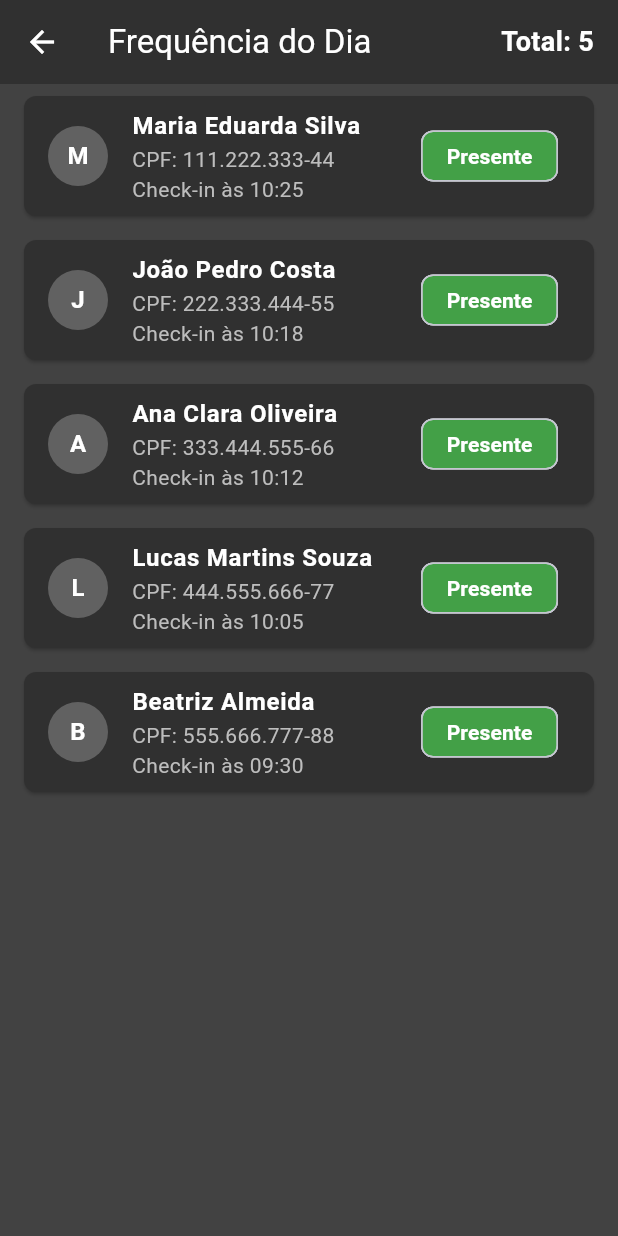
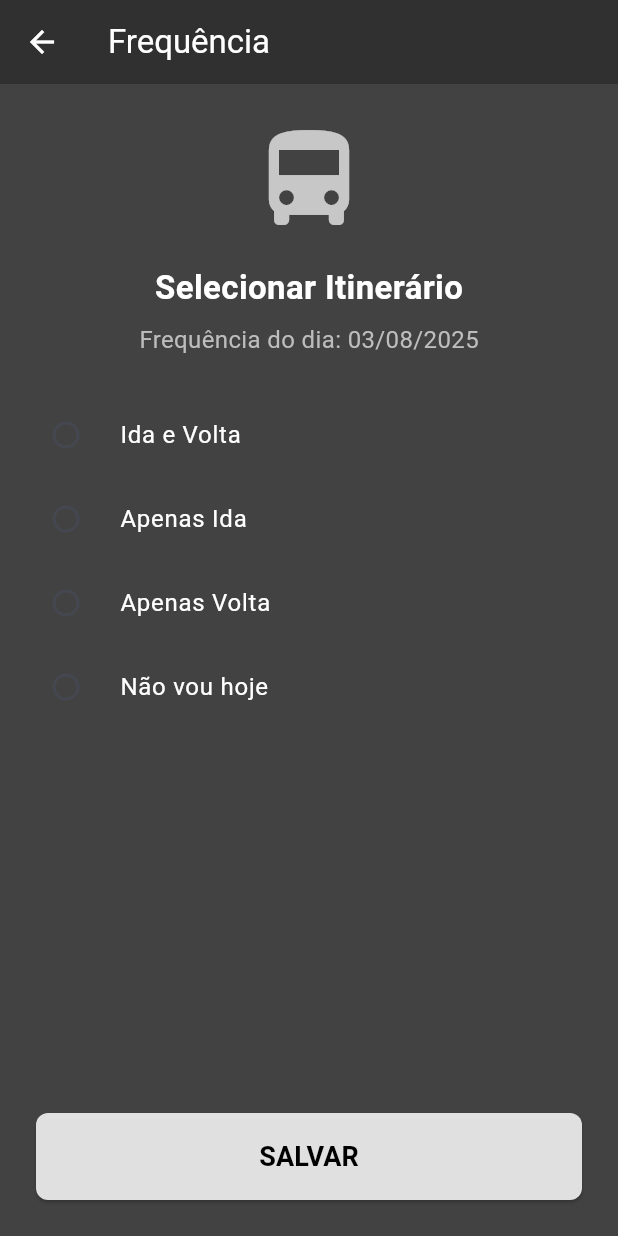
Before and after one commit to jfelype01/Trabalho-de-Engenharia-de-Software, a Flutter app: the FrequenciaDoDiaScreen screen opened directly, on a phone screen of 412 x 824 dp. Run offline on Flutter 3.47's test engine with Material 3 defaults, Android fonts, the phone set to English and light mode, and no system bars; our stand-ins replace mask_text_input_formatter.

```diff
--- a/lib/ui/screens/frequenciaDia_screen.dart
+++ b/lib/ui/screens/frequenciaDia_screen.dart
@@ -3,126 +3,168 @@
 import 'package:flutter/material.dart';
 import 'package:intl/intl.dart';
 
-class RegistroFrequencia {
-  final String nome;
-  final String cpf;
-  final DateTime checkInTime;
-  final String status;
+// 1. Enum para representar as opções de forma segura e legível
+enum ItinerarioOption { idaEVolta, apenasIda, apenasVolta, naoVou }
 
-  RegistroFrequencia({
-    required this.nome,
-    required this.cpf,
-    required this.checkInTime,
-    this.status = 'Presente',
-  });
+class FrequenciaDoDiaScreen extends StatefulWidget {
+  const FrequenciaDoDiaScreen({super.key});
+
+  @override
+  State<FrequenciaDoDiaScreen> createState() => _FrequenciaDoDiaScreenState();
 }
 
-// CLASSE RENOMEADA PARA CORRESPONDER AO NOME DO ARQUIVO E À INTENÇÃO
-class FrequenciaDoDiaScreen extends StatelessWidget {
-  final List<RegistroFrequencia> mockRegistros = [
-    RegistroFrequencia(
-      nome: 'Maria Eduarda Silva',
-      cpf: '111.222.333-44',
-      checkInTime: DateTime.now().subtract(const Duration(minutes: 5)),
-    ),
-    RegistroFrequencia(
-      nome: 'João Pedro Costa',
-      cpf: '222.333.444-55',
-      checkInTime: DateTime.now().subtract(const Duration(minutes: 12)),
-    ),
-    RegistroFrequencia(
-      nome: 'Ana Clara Oliveira',
-      cpf: '333.444.555-66',
-      checkInTime: DateTime.now().subtract(const Duration(minutes: 18)),
-    ),
-    RegistroFrequencia(
-      nome: 'Lucas Martins Souza',
-      cpf: '444.555.666-77',
-      checkInTime: DateTime.now().subtract(const Duration(minutes: 25)),
-    ),
-    RegistroFrequencia(
-      nome: 'Beatriz Almeida',
-      cpf: '555.666.777-88',
-      checkInTime: DateTime.now().subtract(const Duration(hours: 1)),
-    ),
-  ];
+class _FrequenciaDoDiaScreenState extends State<FrequenciaDoDiaScreen> {
+  // 2. Variável de estado para armazenar a opção selecionada
+  ItinerarioOption? _selectedOption;
 
-  FrequenciaDoDiaScreen({super.key});
+  void _mostrarDialogoDeSucesso() {
+    showDialog(
+      context: context,
+      builder: (BuildContext context) {
+        return AlertDialog(
+          title: const Text("Sucesso!"),
+          content: const Text("Sua frequência para hoje foi salva."),
+          actions: [
+            TextButton(
+              child: const Text("OK"),
+              onPressed: () => Navigator.of(context).pop(),
+            ),
+          ],
+        );
+      },
+    );
+  }
+
+  void _mostrarDialogoDeErro() {
+    showDialog(
+      context: context,
+      builder: (BuildContext context) {
+        return AlertDialog(
+          title: const Text("Atenção!"),
+          content: const Text(
+            "Por favor, selecione uma das opções de itinerário.",
+          ),
+          actions: [
+            TextButton(
+              child: const Text("OK"),
+              onPressed: () => Navigator.of(context).pop(),
+            ),
+          ],
+        );
+      },
+    );
+  }
 
   @override
   Widget build(BuildContext context) {
+    final String formattedDate = DateFormat(
+      'dd/MM/yyyy',
+    ).format(DateTime.now());
+
     return Scaffold(
       backgroundColor: const Color(0xFF424242),
       appBar: AppBar(
-        title: const Text('Frequência do Dia'), // Título atualizado
+        title: const Text('Frequência'),
         backgroundColor: const Color(0xFF303030),
         foregroundColor: Colors.white,
-        actions: [
-          Center(
-            child: Padding(
-              padding: const EdgeInsets.only(right: 16.0),
-              child: Text(
-                'Total: ${mockRegistros.length}',
-                style: const TextStyle(
-                  fontSize: 18,
-                  fontWeight: FontWeight.bold,
+      ),
+      body: Padding(
+        padding: const EdgeInsets.all(24.0),
+        child: Column(
+          children: [
+            const Icon(Icons.directions_bus, size: 80, color: Colors.white70),
+            const SizedBox(height: 16),
+            const Text(
+              'Selecionar Itinerário',
+              style: TextStyle(
+                color: Colors.white,
+                fontSize: 22,
+                fontWeight: FontWeight.bold,
+              ),
+            ),
+            const SizedBox(height: 8),
+            Text(
+              'Frequência do dia: $formattedDate',
+              style: TextStyle(color: Colors.grey[400], fontSize: 16),
+            ),
+            const SizedBox(height: 24),
+
+            // 3. Grupo de RadioListTile para seleção exclusiva
+            // Envolvemos em um Theme para estilizar a cor do "radio"
+            Theme(
+              data: Theme.of(
+                context,
+              ).copyWith(unselectedWidgetColor: Colors.white70),
+              child: Column(
+                children: <Widget>[
+                  _buildRadioOption(
+                    title: 'Ida e Volta',
+                    value: ItinerarioOption.idaEVolta,
+                  ),
+                  _buildRadioOption(
+                    title: 'Apenas Ida',
+                    value: ItinerarioOption.apenasIda,
+                  ),
+                  _buildRadioOption(
+                    title: 'Apenas Volta',
+                    value: ItinerarioOption.apenasVolta,
+                  ),
+                  _buildRadioOption(
+                    title: 'Não vou hoje',
+                    value: ItinerarioOption.naoVou,
+                  ),
+                ],
+              ),
+            ),
+            const Spacer(), // Ocupa o espaço restante, empurrando o botão para baixo
+            // Botão Salvar com a lógica de validação
+            ElevatedButton(
+              style: ElevatedButton.styleFrom(
+                padding: const EdgeInsets.symmetric(vertical: 16),
+                backgroundColor: Colors.grey[300],
+                foregroundColor: Colors.black,
+                minimumSize: const Size(
+                  double.infinity,
+                  50,
+                ), // Ocupa toda a largura
+                shape: RoundedRectangleBorder(
+                  borderRadius: BorderRadius.circular(8),
                 ),
               ),
-            ),
-          ),
-        ],
-      ),
-      body: ListView.builder(
-        itemCount: mockRegistros.length,
-        itemBuilder: (BuildContext context, int index) {
-          final registro = mockRegistros[index];
-          final formattedTime = DateFormat(
-            'HH:mm',
-          ).format(registro.checkInTime);
-
-          return Card(
-            margin: const EdgeInsets.symmetric(horizontal: 16, vertical: 8),
-            color: const Color(0xFF303030),
-            shape: RoundedRectangleBorder(
-              borderRadius: BorderRadius.circular(8),
-            ),
-            child: ListTile(
-              leading: CircleAvatar(
-                backgroundColor: Colors.grey[700],
-                child: Text(
-                  registro.nome.substring(0, 1),
-                  style: const TextStyle(
-                    color: Colors.white,
-                    fontWeight: FontWeight.bold,
-                  ),
-                ),
-              ),
-              title: Text(
-                registro.nome,
-                style: const TextStyle(
-                  color: Colors.white,
-                  fontWeight: FontWeight.bold,
-                ),
-              ),
-              subtitle: Text(
-                'CPF: ${registro.cpf}\nCheck-in às $formattedTime',
-                style: TextStyle(color: Colors.grey[400]),
-              ),
-              trailing: Chip(
-                label: Text(
-                  registro.status,
-                  style: const TextStyle(
-                    color: Colors.white,
-                    fontWeight: FontWeight.bold,
-                  ),
-                ),
-                backgroundColor: Colors.green[600],
-                padding: const EdgeInsets.symmetric(horizontal: 8, vertical: 4),
+              onPressed: () {
+                if (_selectedOption != null) {
+                  _mostrarDialogoDeSucesso();
+                } else {
+                  _mostrarDialogoDeErro();
+                }
+              },
+              child: const Text(
+                'SALVAR',
+                style: TextStyle(fontSize: 18, fontWeight: FontWeight.bold),
               ),
             ),
-          );
-        },
+          ],
+        ),
       ),
     );
   }
+
+  // Widget auxiliar para criar os RadioListTiles e evitar repetição de código
+  Widget _buildRadioOption({
+    required String title,
+    required ItinerarioOption value,
+  }) {
+    return RadioListTile<ItinerarioOption>(
+      title: Text(title, style: const TextStyle(color: Colors.white)),
+      value: value,
+      groupValue: _selectedOption,
+      onChanged: (ItinerarioOption? newValue) {
+        setState(() {
+          _selectedOption = newValue;
+        });
+      },
+      activeColor: Colors.white,
+      contentPadding: EdgeInsets.zero,
+    );
+  }
 }
```
